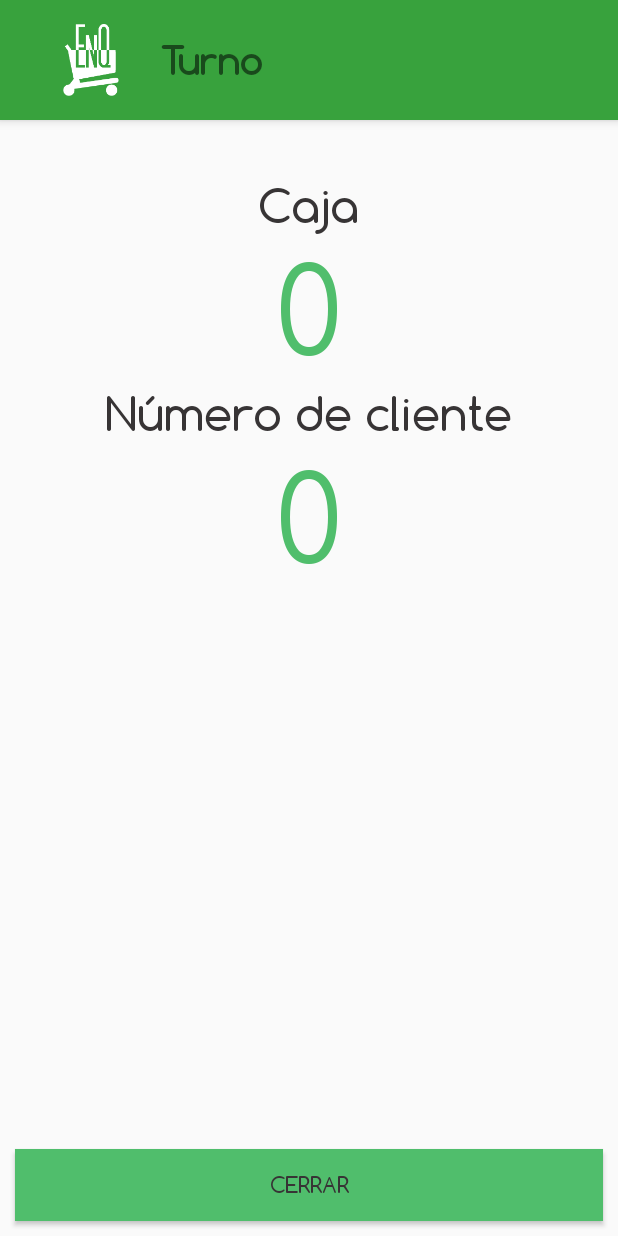
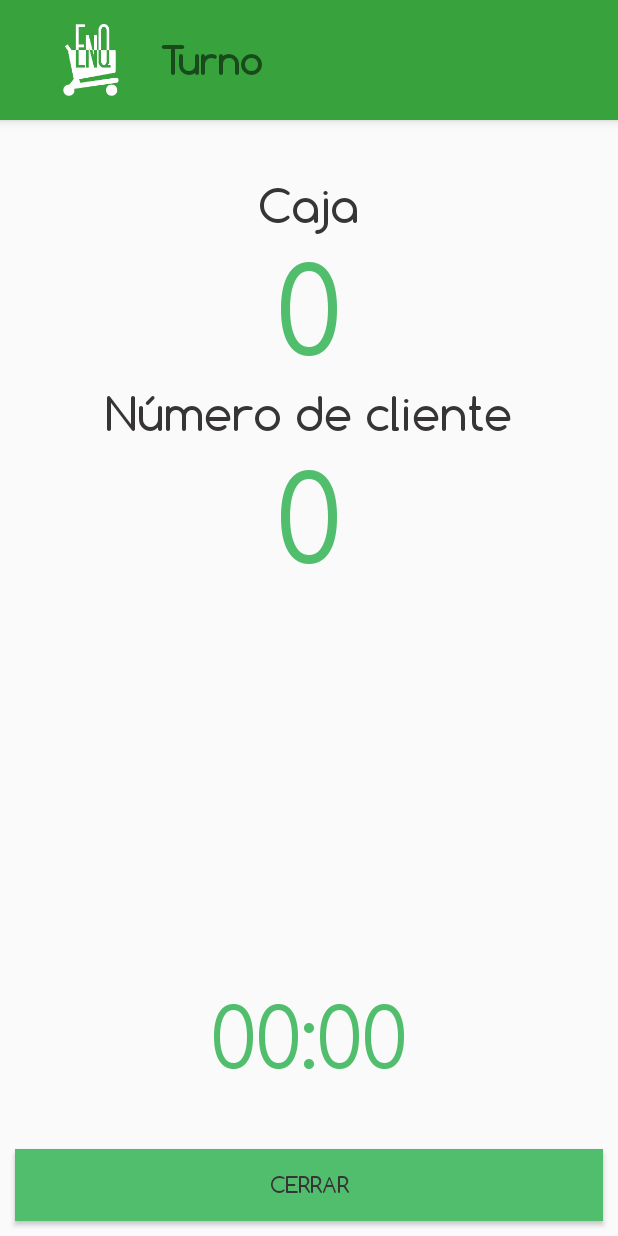
Before and after one commit to santiac89/enq_android, an Android app: the ConfirmedActivity screen opened directly, with no data from a screen before it, on a phone screen of 412 x 824 dp. Run offline under Robolectric (Android 15) with nearby library versions, the phone set to English and light mode, and no system bars; our stand-ins replace ButterKnife; 4 statements that could not run were skipped.

Commit message:
add time to paydesk timeout, vibrate pattern and alarm sound

```diff
--- a/app/src/main/java/org/allin/enq/activity/ConfirmedActivity.java
+++ b/app/src/main/java/org/allin/enq/activity/ConfirmedActivity.java
@@ -5,7 +5,9 @@ import android.content.Context;
 import android.content.Intent;
 import android.content.ServiceConnection;
 import android.os.Bundle;
+import android.os.CountDownTimer;
 import android.os.IBinder;
+import android.os.SystemClock;
 import android.view.View;
 import android.widget.Button;
 import android.widget.TextView;
@@ -13,19 +15,21 @@ import android.widget.TextView;
 import org.allin.enq.R;
 import org.allin.enq.service.EnqService;
 import org.allin.enq.util.EnqActivity;
+import org.w3c.dom.Text;
 
 import butterknife.Bind;
 import butterknife.ButterKnife;
 
 public class ConfirmedActivity extends EnqActivity {
 
-    public static String CONFIRMED_ACTIVITY_EXTRA = "confirmed_activity_extra";
-
     @Bind(R.id.confirmed_client_number_text_view) TextView clientNumberTextView;
     @Bind(R.id.confirmed_paydesk_number_text_view) TextView paydeskNumberTextView;
     @Bind(R.id.confirmed_close_button) Button closeButton;
+    @Bind(R.id.remaining_time_text_view) TextView remainingTimeTextView;
 
     private EnqService enqService;
+    private long timeToArrive = 0;
+    private CountDownTimer countDownTimer;
 
     @Override
     protected void onCreate(Bundle savedInstanceState) {
@@ -40,15 +44,45 @@ public class ConfirmedActivity extends EnqActivity {
     }
 
     @Override
+    protected void onResume() {
+        super.onResume();
+        startCountdown();
+    }
+
+    @Override
     protected void onDestroy() {
         super.onDestroy();
-
         unbindService(mConnection);
     }
 
     @Override
     public void onBackPressed() {
         moveTaskToBack(true);
+    }
+
+    public void startCountdown() {
+
+        long remainingSeconds = timeToArrive - SystemClock.elapsedRealtime();
+
+        if (countDownTimer != null || remainingSeconds < 0) return;
+
+        countDownTimer = new CountDownTimer(remainingSeconds, 1000) {
+
+            public void onTick(long millisUntilFinished) {
+                long minutes = (millisUntilFinished / 1000) / 60;
+                long seconds = (millisUntilFinished / 1000) % 60;
+                remainingTimeTextView.setText(String.format("%02d:%02d",minutes,seconds));
+            }
+
+            public void onFinish() {
+                remainingTimeTextView.setText("00:00");
+            }
+
+        };
+
+
+        countDownTimer.start();
+
     }
 
     private ServiceConnection mConnection = new ServiceConnection() {
@@ -62,6 +96,7 @@ public class ConfirmedActivity extends EnqActivity {
 
             clientNumberTextView.setText(enqService.getClientNumber().toString());
             paydeskNumberTextView.setText(enqService.getPaydeskNumber().toString());
+            timeToArrive = SystemClock.elapsedRealtime() + (enqService.getExpectedTimeToPaydesk() * 1000);
 
             closeButton.setOnClickListener(new View.OnClickListener() {
                 @Override
@@ -69,6 +104,8 @@ public class ConfirmedActivity extends EnqActivity {
                     finish();
                 }
             });
+
+            startCountdown();
 
         }
 
--- a/app/src/main/res/layout-hdpi/activity_confirmed.xml
+++ b/app/src/main/res/layout-hdpi/activity_confirmed.xml
@@ -62,4 +62,16 @@
         android:layout_alignEnd="@+id/confirmed_activity_toolbar"
         android:layout_margin="10dp" />
 
+    <TextView
+        android:layout_width="wrap_content"
+        android:layout_height="wrap_content"
+        android:text="00:00"
+        android:id="@+id/remaining_time_text_view"
+        android:textSize="55sp"
+        android:textColor="@color/quiet_green"
+        android:layout_above="@+id/confirmed_close_button"
+        android:layout_centerHorizontal="true"
+        android:layout_marginBottom="30dp"
+        android:textIsSelectable="false" />
+
 </RelativeLayout>
--- a/app/src/main/res/layout-ldpi/activity_confirmed.xml
+++ b/app/src/main/res/layout-ldpi/activity_confirmed.xml
@@ -70,4 +70,17 @@
         android:layout_alignEnd="@+id/confirmed_activity_toolbar"
         android:layout_margin="10dp" />
 
+
+    <TextView
+        android:layout_width="wrap_content"
+        android:layout_height="wrap_content"
+        android:text="00:00"
+        android:id="@+id/remaining_time_text_view"
+        android:textSize="55sp"
+        android:textColor="@color/quiet_green"
+        android:layout_above="@+id/confirmed_close_button"
+        android:layout_centerHorizontal="true"
+        android:layout_marginBottom="30dp"
+        android:textIsSelectable="false" />
+
 </RelativeLayout>
```
Also changed, not shown: app/src/main/java/org/allin/enq/activity/CallReceivedActivity.java (+28 -1 lines), app/src/main/java/org/allin/enq/model/ClientEnqueuedInfo.java (+5 -5 lines), app/src/main/java/org/allin/enq/service/EnqService.java (+15 -1 lines), app/src/main/res/layout-hdpi/activity_main.xml (+5 -3 lines), app/src/main/res/drawable-hdpi/background.jpg (added), 1 other file.
